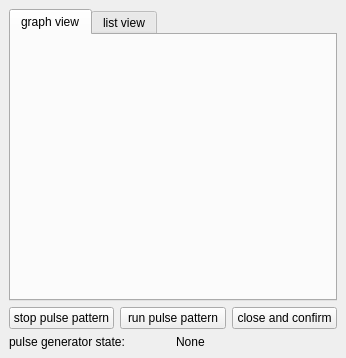
The window that TildaHost/source/Interface/PulsePatternUi/Ui_PulsePattern.ui (lasersphere/Tilda) describes before a commit, drawn with Qt 5.
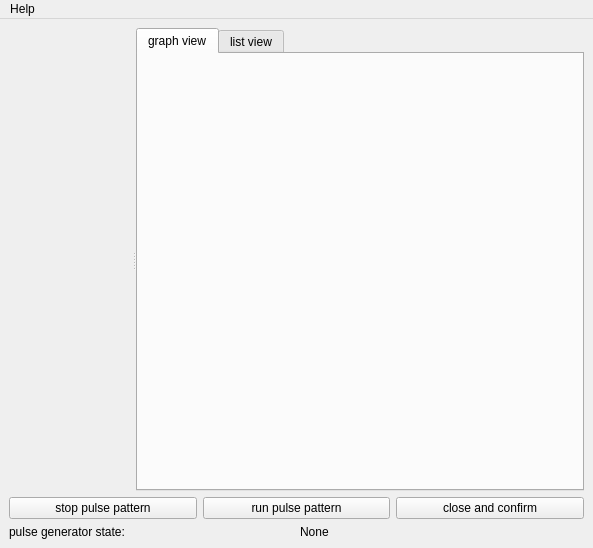
The same window after the commit. The open tabs and pages were chosen to show the change.

Patch:
```diff
--- a/TildaHost/source/Interface/PulsePatternUi/Ui_PulsePattern.ui
+++ b/TildaHost/source/Interface/PulsePatternUi/Ui_PulsePattern.ui
@@ -6,8 +6,8 @@
    <rect>
     <x>0</x>
     <y>0</y>
-    <width>346</width>
-    <height>358</height>
+    <width>593</width>
+    <height>548</height>
    </rect>
   </property>
   <property name="windowTitle">
@@ -16,7 +16,31 @@
   <widget class="QWidget" name="centralwidget">
    <layout class="QVBoxLayout" name="verticalLayout">
     <item>
+     <widget class="QSplitter" name="splitter">
+      <property name="sizePolicy">
+       <sizepolicy hsizetype="Expanding" vsizetype="MinimumExpanding">
+        <horstretch>0</horstretch>
+        <verstretch>0</verstretch>
+       </sizepolicy>
+      </property>
+      <property name="orientation">
+       <enum>Qt::Horizontal</enum>
+      </property>
+      <widget class="QWidget" name="widget_graph_view" native="true">
+       <property name="sizePolicy">
+        <sizepolicy hsizetype="Preferred" vsizetype="MinimumExpanding">
+         <horstretch>0</horstretch>
+         <verstretch>0</verstretch>
+        </sizepolicy>
+       </property>
+      </widget>
      <widget class="QTabWidget" name="tabWidget">
+       <property name="sizePolicy">
+        <sizepolicy hsizetype="Expanding" vsizetype="MinimumExpanding">
+         <horstretch>0</horstretch>
+         <verstretch>0</verstretch>
+        </sizepolicy>
+       </property>
       <property name="currentIndex">
        <number>1</number>
       </property>
@@ -24,6 +48,7 @@
        <attribute name="title">
         <string>graph view</string>
        </attribute>
+        <layout class="QVBoxLayout" name="verticalLayout_4"/>
       </widget>
       <widget class="QWidget" name="tab_list_view">
        <attribute name="title">
@@ -85,6 +110,7 @@
        </layout>
       </widget>
      </widget>
+     </widget>
     </item>
     <item>
      <layout class="QHBoxLayout" name="horizontalLayout">
@@ -115,6 +141,12 @@
      <layout class="QHBoxLayout" name="horizontalLayout_3">
       <item>
        <widget class="QLabel" name="label_2">
+        <property name="sizePolicy">
+         <sizepolicy hsizetype="Preferred" vsizetype="Fixed">
+          <horstretch>0</horstretch>
+          <verstretch>0</verstretch>
+         </sizepolicy>
+        </property>
         <property name="text">
          <string>pulse generator state:</string>
         </property>
@@ -122,6 +154,12 @@
       </item>
       <item>
        <widget class="QLabel" name="label_ppg_state">
+        <property name="sizePolicy">
+         <sizepolicy hsizetype="Preferred" vsizetype="Fixed">
+          <horstretch>0</horstretch>
+          <verstretch>0</verstretch>
+         </sizepolicy>
+        </property>
         <property name="text">
          <string>None</string>
         </property>
@@ -131,6 +169,31 @@
     </item>
    </layout>
   </widget>
+  <widget class="QMenuBar" name="menuBar">
+   <property name="geometry">
+    <rect>
+     <x>0</x>
+     <y>0</y>
+     <width>593</width>
+     <height>21</height>
+    </rect>
+   </property>
+   <widget class="QMenu" name="menuHelp">
+    <property name="title">
+     <string>Help</string>
+    </property>
+    <addaction name="actionHelp"/>
+   </widget>
+   <addaction name="menuHelp"/>
+  </widget>
+  <action name="actionHelp">
+   <property name="text">
+    <string>help</string>
+   </property>
+   <property name="shortcut">
+    <string>F1</string>
+   </property>
+  </action>
  </widget>
  <resources/>
  <connections/>
```
Lines whose indentation alone changed are shown as unchanged.
